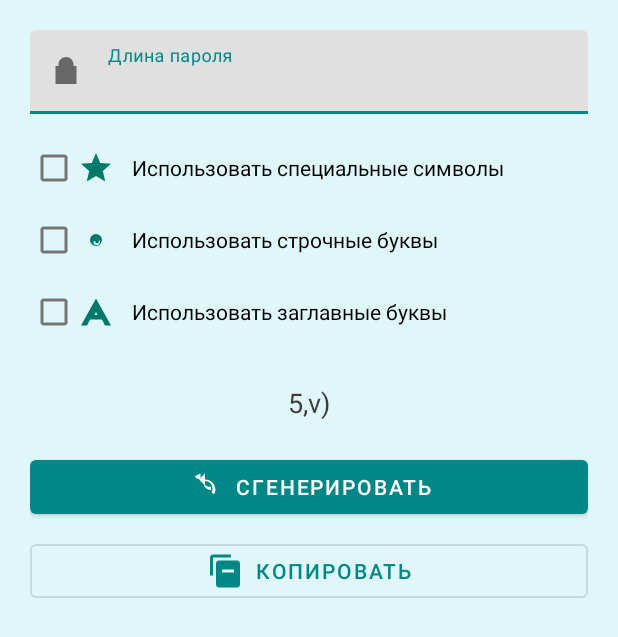
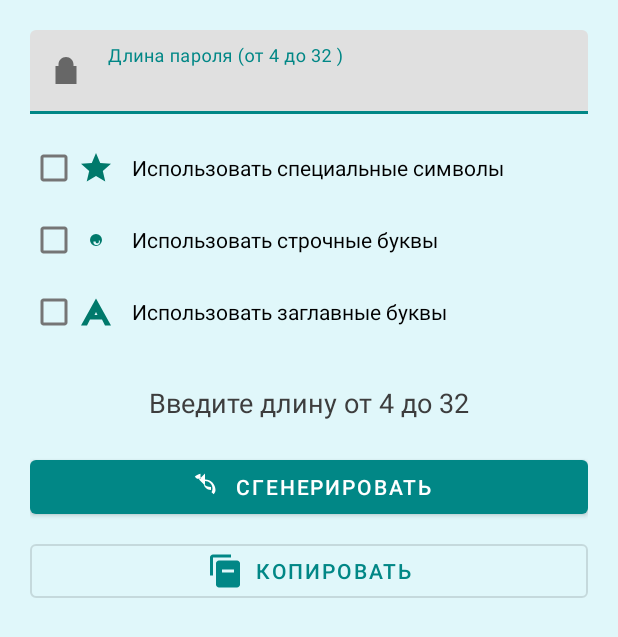
Before and after one commit to paveldemid/SecretCodeGenerator, an Android app built with Jetpack Compose: the screen it shows after launch (MainActivity), after a tap on "СГЕНЕРИРОВАТЬ", on a phone screen of 412 x 824 dp. Shown: the top 637 px of the screen. Run offline under Robolectric (Android 15) with nearby library versions, the phone set to English and light mode, and no system bars.

Commit message:
There commit

```diff
--- a/app/src/main/java/com/pavdem/secretgenerator/MainActivity.java
+++ b/app/src/main/java/com/pavdem/secretgenerator/MainActivity.java
@@ -1,16 +1,18 @@
 package com.pavdem.secretgenerator;
 
 import android.os.Bundle;
+import android.widget.Toast;
+
 import androidx.appcompat.app.AppCompatActivity;
+
 import com.pavdem.secretgenerator.databinding.ActivityMainBinding;
 import com.pavdem.secretgenerator.generator.GeneratorCode;
-
 
 
 public class MainActivity extends AppCompatActivity {
 
     private ActivityMainBinding binding; // переменная для View Binding
-    public GeneratorCode generatorCode=new GeneratorCode();
+    public GeneratorCode generatorCode = new GeneratorCode();
 
     @Override
     protected void onCreate(Bundle savedInstanceState) {
@@ -20,13 +22,58 @@ public class MainActivity extends AppCompatActivity {
         binding = ActivityMainBinding.inflate(getLayoutInflater());
         setContentView(binding.getRoot());
 
-        // Слушатель кнопки
+        // Слушатель кнопки "Генерация"
         binding.generateButton.setOnClickListener(v -> {
+
+            // Получаем текст из поля
+            String lengthText = binding.passwordLengthInput.getText().toString().trim();
+            Integer length = null;
+
+            // Преобразуем в число
+            if (!lengthText.isEmpty()) {
+                try {
+                    length = Integer.parseInt(lengthText);
+                } catch (NumberFormatException e) {
+                    length = null;
+                }
+            }
+
+            // Проверка длины пароля
+            if (length == null || length < 4 || length > 32) {
+                binding.passwordOutput.setText("Введите длину от 4 до 32");
+                return;
+            }
+
+            // Получаем состояния чекбоксов
+            boolean includeSpecialSymbols = binding.useSpecialSymbols.isChecked();
+            boolean includeUseLowercase = binding.useLowercase.isChecked();
+            boolean includeUseUppercase = binding.useUppercase.isChecked();
+
             // Генерация пароля
-            String password = generatorCode.generatePassword(4, true, true, true);
+            String password = generatorCode.generatePassword(length, includeUseUppercase, includeUseLowercase, includeSpecialSymbols);
 
-            // Отображение результата в TextView
+            // Вывод результата
             binding.passwordOutput.setText(password);
+        });
+
+        // Слушатель кнопки "Скопировать"
+        binding.copyButton.setOnClickListener(v -> {
+            String password = binding.passwordOutput.getText().toString();
+
+            // Проверяем, пустое ли поле или содержит подсказку
+            if (password.isEmpty() || password.equals("Пароль появится здесь") || password.startsWith("Введите длину")) {
+                // Показываем тост с сообщением об отсутствии пароля для копирования
+                Toast.makeText(this, "Нет пароля для копирования", Toast.LENGTH_SHORT).show();
+                return;
+            }
+
+            // Копируем пароль в буфер обмена
+            android.content.ClipboardManager clipboard = (android.content.ClipboardManager) getSystemService(CLIPBOARD_SERVICE);
+            android.content.ClipData clip = android.content.ClipData.newPlainText("Password", password);
+            clipboard.setPrimaryClip(clip);
+
+            // Показываем тост с подтверждением
+            Toast.makeText(this, "Пароль скопирован в буфер обмена", Toast.LENGTH_SHORT).show();
         });
     }
 }
--- a/app/src/main/res/layout/activity_main.xml
+++ b/app/src/main/res/layout/activity_main.xml
@@ -19,7 +19,7 @@
             android:layout_width="match_parent"
             android:layout_height="wrap_content"
             app:startIconDrawable="@drawable/ic_password"
-            android:hint="Длина пароля"
+            android:hint="Длина пароля (от 4 до 32 )"
             android:layout_marginBottom="12dp">
 
             <com.google.android.material.textfield.TextInputEditText
```
